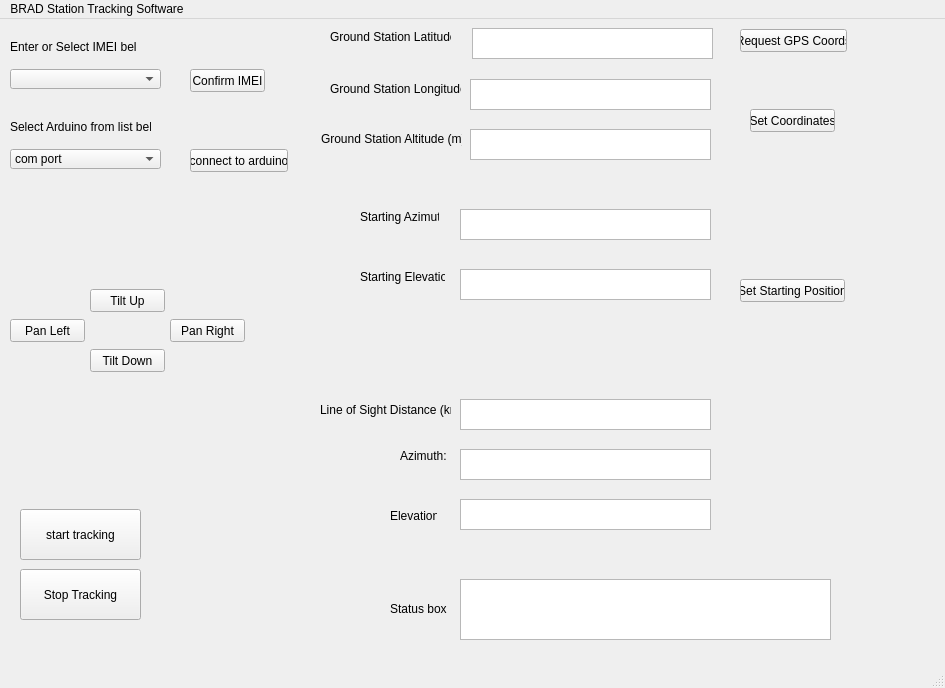
The window that QtDesignerUI.ui (mathias314/Ground-Station-Tracker) describes before a commit, drawn with Qt 5.
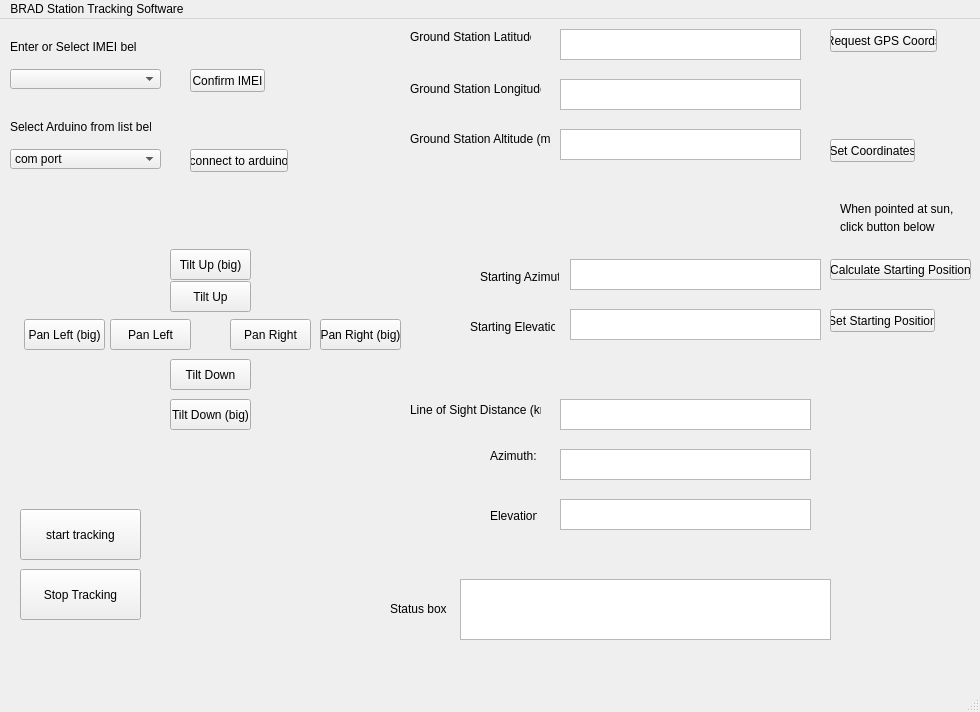
The same window after the commit.

Commit message: adding janky larger manual movements and automatically obtaining starting azimuth/elevation

Diff of the .ui file:
```diff
--- a/QtDesignerUI.ui
+++ b/QtDesignerUI.ui
@@ -6,8 +6,8 @@
    <rect>
     <x>0</x>
     <y>0</y>
-    <width>945</width>
-    <height>688</height>
+    <width>980</width>
+    <height>712</height>
    </rect>
   </property>
   <property name="windowTitle">
@@ -43,8 +43,8 @@
    <widget class="QPlainTextEdit" name="startingAzimuthBox">
     <property name="geometry">
      <rect>
-      <x>460</x>
-      <y>190</y>
+      <x>570</x>
+      <y>240</y>
       <width>251</width>
       <height>31</height>
      </rect>
@@ -53,8 +53,8 @@
    <widget class="QPlainTextEdit" name="startingElevationBox">
     <property name="geometry">
      <rect>
-      <x>460</x>
-      <y>250</y>
+      <x>570</x>
+      <y>290</y>
       <width>251</width>
       <height>31</height>
      </rect>
@@ -63,8 +63,8 @@
    <widget class="QLabel" name="label_4">
     <property name="geometry">
      <rect>
-      <x>360</x>
-      <y>190</y>
+      <x>480</x>
+      <y>250</y>
       <width>79</width>
       <height>16</height>
      </rect>
@@ -76,8 +76,8 @@
    <widget class="QLabel" name="label_5">
     <property name="geometry">
      <rect>
-      <x>360</x>
-      <y>250</y>
+      <x>470</x>
+      <y>300</y>
       <width>85</width>
       <height>16</height>
      </rect>
@@ -89,8 +89,8 @@
    <widget class="QPushButton" name="calibrateButton">
     <property name="geometry">
      <rect>
-      <x>740</x>
-      <y>260</y>
+      <x>830</x>
+      <y>290</y>
       <width>105</width>
       <height>23</height>
      </rect>
@@ -102,7 +102,7 @@
    <widget class="QLabel" name="label">
     <property name="geometry">
      <rect>
-      <x>330</x>
+      <x>410</x>
       <y>10</y>
       <width>121</width>
       <height>16</height>
@@ -115,8 +115,8 @@
    <widget class="QPlainTextEdit" name="GSLatBox">
     <property name="geometry">
      <rect>
-      <x>472</x>
-      <y>9</y>
+      <x>560</x>
+      <y>10</y>
       <width>241</width>
       <height>31</height>
      </rect>
@@ -166,10 +166,10 @@
    <widget class="QPushButton" name="tiltUpButton">
     <property name="geometry">
      <rect>
-      <x>90</x>
-      <y>270</y>
-      <width>75</width>
-      <height>23</height>
+      <x>170</x>
+      <y>262</y>
+      <width>81</width>
+      <height>31</height>
      </rect>
     </property>
     <property name="text">
@@ -179,10 +179,10 @@
    <widget class="QPushButton" name="panLeftButton">
     <property name="geometry">
      <rect>
-      <x>10</x>
+      <x>110</x>
       <y>300</y>
-      <width>75</width>
-      <height>23</height>
+      <width>81</width>
+      <height>31</height>
      </rect>
     </property>
     <property name="text">
@@ -192,10 +192,10 @@
    <widget class="QPushButton" name="panRightButton">
     <property name="geometry">
      <rect>
-      <x>170</x>
+      <x>230</x>
       <y>300</y>
-      <width>75</width>
-      <height>23</height>
+      <width>81</width>
+      <height>31</height>
      </rect>
     </property>
     <property name="text">
@@ -205,10 +205,10 @@
    <widget class="QPushButton" name="tiltDownButton">
     <property name="geometry">
      <rect>
-      <x>90</x>
-      <y>330</y>
-      <width>75</width>
-      <height>23</height>
+      <x>170</x>
+      <y>340</y>
+      <width>81</width>
+      <height>31</height>
      </rect>
     </property>
     <property name="text">
@@ -218,8 +218,8 @@
    <widget class="QPushButton" name="confirmGSLocationButton">
     <property name="geometry">
      <rect>
-      <x>750</x>
-      <y>90</y>
+      <x>830</x>
+      <y>120</y>
       <width>85</width>
       <height>23</height>
      </rect>
@@ -231,7 +231,7 @@
    <widget class="QPushButton" name="GPSRequestButton">
     <property name="geometry">
      <rect>
-      <x>740</x>
+      <x>830</x>
       <y>10</y>
       <width>107</width>
       <height>23</height>
@@ -280,7 +280,7 @@
    <widget class="QLabel" name="label_2">
     <property name="geometry">
      <rect>
-      <x>330</x>
+      <x>410</x>
       <y>60</y>
       <width>131</width>
       <height>20</height>
@@ -293,7 +293,7 @@
    <widget class="QPlainTextEdit" name="GSLongBox">
     <property name="geometry">
      <rect>
-      <x>470</x>
+      <x>560</x>
       <y>60</y>
       <width>241</width>
       <height>31</height>
@@ -303,7 +303,7 @@
    <widget class="QLabel" name="label_3">
     <property name="geometry">
      <rect>
-      <x>321</x>
+      <x>410</x>
       <y>110</y>
       <width>141</width>
       <height>20</height>
@@ -316,7 +316,7 @@
    <widget class="QPlainTextEdit" name="GSAltBox">
     <property name="geometry">
      <rect>
-      <x>470</x>
+      <x>560</x>
       <y>110</y>
       <width>241</width>
       <height>31</height>
@@ -326,7 +326,7 @@
    <widget class="QPlainTextEdit" name="distanceDisplay">
     <property name="geometry">
      <rect>
-      <x>460</x>
+      <x>560</x>
       <y>380</y>
       <width>251</width>
       <height>31</height>
@@ -336,7 +336,7 @@
    <widget class="QPlainTextEdit" name="azimuthDisplay">
     <property name="geometry">
      <rect>
-      <x>460</x>
+      <x>560</x>
       <y>430</y>
       <width>251</width>
       <height>31</height>
@@ -346,7 +346,7 @@
    <widget class="QPlainTextEdit" name="elevationDisplay">
     <property name="geometry">
      <rect>
-      <x>460</x>
+      <x>560</x>
       <y>480</y>
       <width>251</width>
       <height>31</height>
@@ -366,7 +366,7 @@
    <widget class="QLabel" name="label_8">
     <property name="geometry">
      <rect>
-      <x>320</x>
+      <x>410</x>
       <y>380</y>
       <width>131</width>
       <height>21</height>
@@ -379,7 +379,7 @@
    <widget class="QLabel" name="label_9">
     <property name="geometry">
      <rect>
-      <x>400</x>
+      <x>490</x>
       <y>430</y>
       <width>47</width>
       <height>13</height>
@@ -392,7 +392,7 @@
    <widget class="QLabel" name="label_10">
     <property name="geometry">
      <rect>
-      <x>390</x>
+      <x>490</x>
       <y>490</y>
       <width>47</width>
       <height>13</height>
@@ -415,13 +415,104 @@
      <string>Status box</string>
     </property>
    </widget>
+   <widget class="QPushButton" name="bigTiltUpbutton">
+    <property name="geometry">
+     <rect>
+      <x>170</x>
+      <y>230</y>
+      <width>81</width>
+      <height>31</height>
+     </rect>
+    </property>
+    <property name="text">
+     <string>Tilt Up (big)</string>
+    </property>
+   </widget>
+   <widget class="QPushButton" name="bigPanRightButton">
+    <property name="geometry">
+     <rect>
+      <x>320</x>
+      <y>300</y>
+      <width>81</width>
+      <height>31</height>
+     </rect>
+    </property>
+    <property name="text">
+     <string>Pan Right (big)</string>
+    </property>
+   </widget>
+   <widget class="QPushButton" name="bigTiltDownButton">
+    <property name="geometry">
+     <rect>
+      <x>170</x>
+      <y>380</y>
+      <width>81</width>
+      <height>31</height>
+     </rect>
+    </property>
+    <property name="text">
+     <string>Tilt Down (big)</string>
+    </property>
+   </widget>
+   <widget class="QPushButton" name="bigPanLeftButton">
+    <property name="geometry">
+     <rect>
+      <x>24</x>
+      <y>300</y>
+      <width>81</width>
+      <height>31</height>
+     </rect>
+    </property>
+    <property name="text">
+     <string>Pan Left (big)</string>
+    </property>
+   </widget>
+   <widget class="QPushButton" name="calculateStartingPosButton">
+    <property name="geometry">
+     <rect>
+      <x>830</x>
+      <y>240</y>
+      <width>141</width>
+      <height>21</height>
+     </rect>
+    </property>
+    <property name="text">
+     <string>Calculate Starting Position</string>
+    </property>
+   </widget>
+   <widget class="QLabel" name="label_12">
+    <property name="geometry">
+     <rect>
+      <x>840</x>
+      <y>180</y>
+      <width>121</width>
+      <height>20</height>
+     </rect>
+    </property>
+    <property name="text">
+     <string>When pointed at sun,</string>
+    </property>
+   </widget>
+   <widget class="QLabel" name="label_13">
+    <property name="geometry">
+     <rect>
+      <x>840</x>
+      <y>200</y>
+      <width>101</width>
+      <height>16</height>
+     </rect>
+    </property>
+    <property name="text">
+     <string>click button below</string>
+    </property>
+   </widget>
   </widget>
   <widget class="QMenuBar" name="menubar">
    <property name="geometry">
     <rect>
      <x>0</x>
      <y>0</y>
-     <width>945</width>
+     <width>980</width>
      <height>21</height>
     </rect>
    </property>
```
The commit also changes 4 other files.
